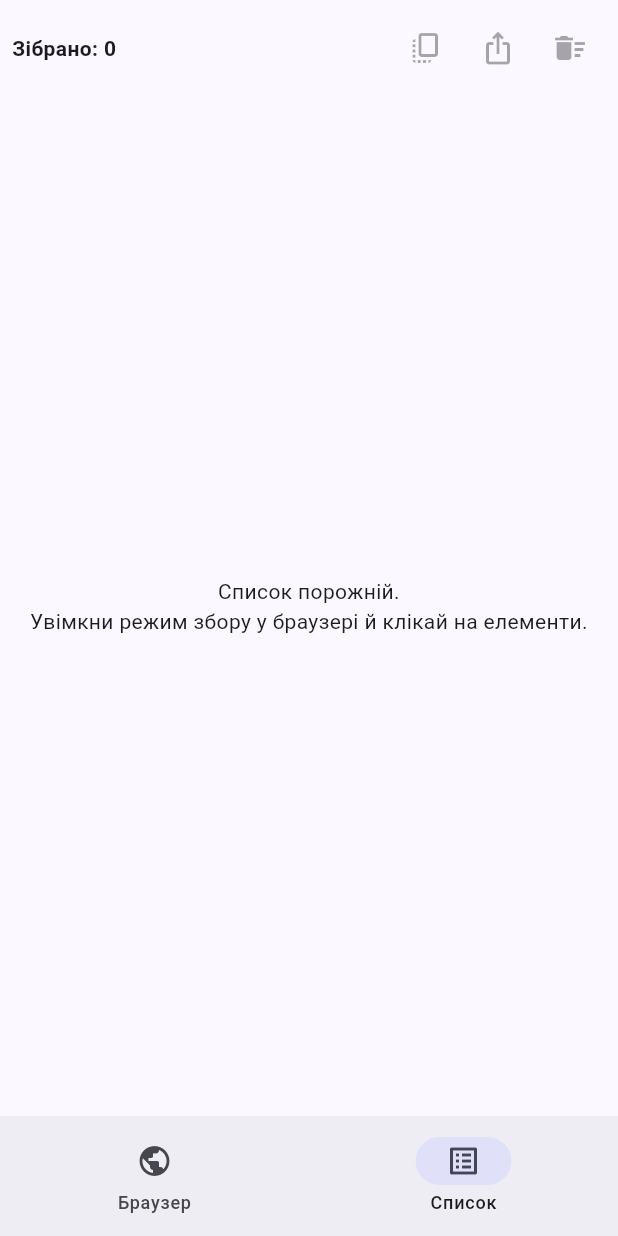
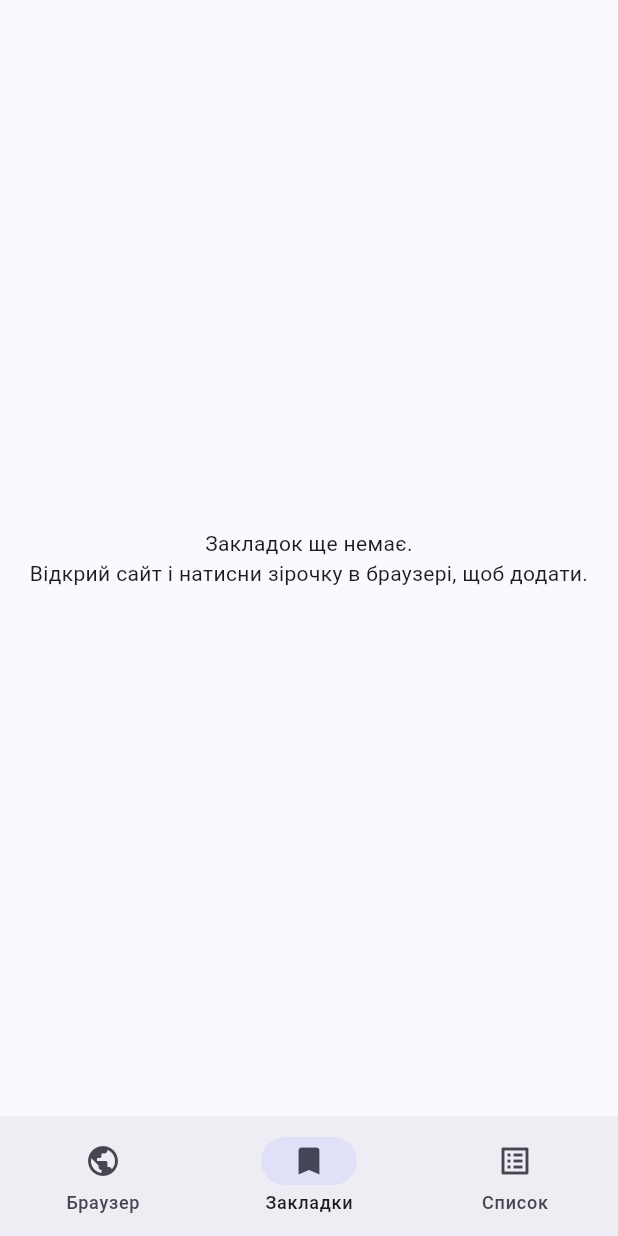
Before and after one commit to QnpDion/web_clipper., a Flutter app: the screen it shows after launch, item 2 of the bottom bar chosen, on a phone screen of 412 x 824 dp. Run offline on Flutter 3.47's test engine with Material 3 defaults, Android fonts, the phone set to English and light mode, and no system bars; our stand-ins replace share_plus, webview_flutter.

Commit message:
google start page, bookmarks, smarter clip detection, search bar

```diff
--- a/lib/main.dart
+++ b/lib/main.dart
@@ -1,8 +1,10 @@
 import 'dart:convert';
+import 'dart:io';
 import 'package:flutter/material.dart';
 import 'package:flutter/services.dart';
 import 'package:webview_flutter/webview_flutter.dart';
 import 'package:share_plus/share_plus.dart';
+import 'package:path_provider/path_provider.dart';
 
 void main() {
   runApp(const WebClipperApp());
@@ -28,6 +30,9 @@ class WebClipperApp extends StatelessWidget {
 /// JavaScript, що вбудовується на кожній сторінці.
 /// Підсвічує елемент під курсором/пальцем і при кліку
 /// відправляє його текст (або src, якщо це картинка) у Flutter.
+/// Використовує elementsFromPoint, щоб пропускати невидимі
+/// "накладки-пастки для кліків" та службові підказки типу
+/// "Click for match detail!" і знаходити реальний видимий текст.
 const String _clipperJs = r'''
 (function () {
   if (window.__clipperInstalled) return;
@@ -42,6 +47,21 @@ const String _clipperJs = r'''
       lastHighlighted.style.outlineOffset = '';
       lastHighlighted = null;
     }
+  }
+
+  function isHiddenish(el) {
+    try {
+      var style = window.getComputedStyle(el);
+      if (style.display === 'none' || style.visibility === 'hidden') return true;
+      var rect = el.getBoundingClientRect();
+      if (rect.width <= 1 || rect.height <= 1) return true;
+    } catch (err) {}
+    return false;
+  }
+
+  function isNoiseText(text) {
+    var t = text.toLowerCase();
+    return text.length < 40 && /click|detail|more info|tap here|read more|подробн|детал/.test(t);
   }
 
   document.addEventListener('mouseover', function (e) {
@@ -62,21 +82,36 @@ const String _clipperJs = r'''
     e.preventDefault();
     e.stopPropagation();
 
-    var el = e.target;
-    var payload;
+    var stack = document.elementsFromPoint
+      ? document.elementsFromPoint(e.clientX, e.clientY)
+      : [e.target];
 
-    if (el.tagName === 'IMG' && el.src) {
-      payload = { type: 'image', value: el.src };
-    } else {
+    var payload = null;
+
+    for (var i = 0; i < stack.length; i++) {
+      var el = stack[i];
+      if (el.tagName === 'IMG' && el.src) {
+        payload = { type: 'image', value: el.src };
+        break;
+      }
+      if (isHiddenish(el)) continue;
+      var text = (el.innerText || el.textContent || '').trim();
+      if (text && !isNoiseText(text)) {
+        payload = { type: 'text', value: text };
+        break;
+      }
+    }
+
+    if (!payload) {
+      var el = e.target;
       var text = (el.innerText || el.textContent || '').trim();
       if (!text) {
-        // якщо елемент без прямого тексту (напр. іконка), пробуємо title/alt
         text = el.getAttribute('title') || el.getAttribute('alt') || '';
       }
-      payload = { type: 'text', value: text };
+      if (text) payload = { type: 'text', value: text };
     }
 
-    if (payload.value) {
+    if (payload && payload.value) {
       ClipChannel.postMessage(JSON.stringify(payload));
     }
   }, true);
@@ -103,13 +138,16 @@ class _HomeShellState extends State<HomeShell> {
   bool _collectMode = false;
   late final WebViewController _webController;
   bool _hasRetried = false;
+  String _currentUrl = '';
   final List<ClippedItem> _items = [];
+  List<String> _bookmarks = [];
   final TextEditingController _urlController =
-      TextEditingController(text: 'https://uk.wikipedia.org');
+      TextEditingController(text: 'https://www.google.com');
 
   @override
   void initState() {
     super.initState();
+    _loadBookmarks();
     _webController = WebViewController()
       ..setJavaScriptMode(JavaScriptMode.unrestricted)
       ..addJavaScriptChannel(
@@ -121,6 +159,13 @@ class _HomeShellState extends State<HomeShell> {
           onPageFinished: (_) async {
             await _webController.runJavaScript(_clipperJs);
             await _setCollectModeJs(_collectMode);
+            final url = await _webController.currentUrl();
+            if (mounted && url != null) {
+              setState(() {
+                _currentUrl = url;
+                _urlController.text = url;
+              });
+            }
           },
           onWebResourceError: (error) {
             if (error.description.contains('ERR_CACHE_MISS') && !_hasRetried) {
@@ -134,6 +179,68 @@ class _HomeShellState extends State<HomeShell> {
       )
       ..loadRequest(Uri.parse(_urlController.text));
   }
+
+  // ---------- Навігація / пошук ----------
+
+  void _navigateFromInput(String value) {
+    final input = value.trim();
+    if (input.isEmpty) return;
+
+    final looksLikeUrl = input.contains('.') && !input.contains(' ');
+    Uri target;
+    if (looksLikeUrl) {
+      final withScheme = input.startsWith('http') ? input : 'https://$input';
+      target = Uri.parse(withScheme);
+    } else {
+      target = Uri.https('www.google.com', '/search', {'q': input});
+    }
+
+    _hasRetried = false;
+    _webController.loadRequest(target);
+  }
+
+  // ---------- Закладки ----------
+
+  Future<File> _bookmarksFile() async {
+    final dir = await getApplicationDocumentsDirectory();
+    return File('${dir.path}/bookmarks.json');
+  }
+
+  Future<void> _loadBookmarks() async {
+    try {
+      final file = await _bookmarksFile();
+      if (await file.exists()) {
+        final content = await file.readAsString();
+        final list = (jsonDecode(content) as List).cast<String>();
+        if (mounted) setState(() => _bookmarks = list);
+      }
+    } catch (_) {
+      // немає збережених закладок або файл пошкоджено — просто починаємо з порожнього списку
+    }
+  }
+
+  Future<void> _saveBookmarks() async {
+    try {
+      final file = await _bookmarksFile();
+      await file.writeAsString(jsonEncode(_bookmarks));
+    } catch (_) {}
+  }
+
+  bool get _isBookmarked => _bookmarks.contains(_currentUrl);
+
+  void _toggleBookmark() {
+    if (_currentUrl.isEmpty) return;
+    setState(() {
+      if (_isBookmarked) {
+        _bookmarks.remove(_currentUrl);
+      } else {
+        _bookmarks.add(_currentUrl);
+      }
+    });
+    _saveBookmarks();
+  }
+
+  // ---------- Збір елементів ----------
 
   void _handleClip(JavaScriptMessage message) {
     try {
@@ -204,6 +311,8 @@ class _HomeShellState extends State<HomeShell> {
     await Share.share(text);
   }
 
+  // ---------- UI ----------
+
   @override
   Widget build(BuildContext context) {
     return Scaffold(
@@ -211,6 +320,7 @@ class _HomeShellState extends State<HomeShell> {
         index: _tabIndex,
         children: [
           _buildBrowserTab(),
+          _buildBookmarksTab(),
           _buildListTab(),
         ],
       ),
@@ -219,6 +329,14 @@ class _HomeShellState extends State<HomeShell> {
         onDestinationSelected: (i) => setState(() => _tabIndex = i),
         destinations: [
           const NavigationDestination(icon: Icon(Icons.public), label: 'Браузер'),
+          NavigationDestination(
+            icon: Badge(
+              label: Text('${_bookmarks.length}'),
+              isLabelVisible: _bookmarks.isNotEmpty,
+              child: const Icon(Icons.bookmark),
+            ),
+            label: 'Закладки',
+          ),
           NavigationDestination(
             icon: Badge(
               label: Text('${_items.length}'),
@@ -250,17 +368,19 @@ class _HomeShellState extends State<HomeShell> {
                         decoration: const InputDecoration(
                           isDense: true,
                           border: OutlineInputBorder(),
-                          hintText: 'Введи адресу сайту',
+                          hintText: 'Адреса сайту або пошук у Google',
                         ),
-                        onSubmitted: (value) {
-                          var url = value.trim();
-                          if (!url.startsWith('http')) url = 'https://$url';
-                          _hasRetried = false;
-                          _webController.loadRequest(Uri.parse(url));
-                        },
+                        onSubmitted: _navigateFromInput,
                       ),
                     ),
-                    const SizedBox(width: 8),
+                    const SizedBox(width: 4),
+                    IconButton(
+                      icon: Icon(
+                        _isBookmarked ? Icons.star : Icons.star_border,
+                        color: _isBookmarked ? Colors.amber : null,
+                      ),
+                      onPressed: _currentUrl.isEmpty ? null : _toggleBookmark,
+                    ),
                     IconButton(
                       icon: const Icon(Icons.refresh),
                       onPressed: () {
@@ -286,6 +406,41 @@ class _HomeShellState extends State<HomeShell> {
           ),
         ],
       ),
+    );
+  }
+
+  Widget _buildBookmarksTab() {
+    return SafeArea(
+      child: _bookmarks.isEmpty
+          ? const Center(
+              child: Text(
+                'Закладок ще немає.\nВідкрий сайт і натисни зірочку в браузері, щоб додати.',
+                textAlign: TextAlign.center,
+              ),
+            )
+          : ListView.separated(
+              itemCount: _bookmarks.length,
+              separatorBuilder: (_, __) => const Divider(height: 1),
+              itemBuilder: (context, index) {
+                final url = _bookmarks[index];
+                return ListTile(
+                  leading: const Icon(Icons.public),
+                  title: Text(url, maxLines: 1, overflow: TextOverflow.ellipsis),
+                  onTap: () {
+                    _hasRetried = false;
+                    _webController.loadRequest(Uri.parse(url));
+                    setState(() => _tabIndex = 0);
+                  },
+                  trailing: IconButton(
+                    icon: const Icon(Icons.delete_outline),
+                    onPressed: () {
+                      setState(() => _bookmarks.removeAt(index));
+                      _saveBookmarks();
+                    },
+                  ),
+                );
+              },
+            ),
     );
   }
 
```
